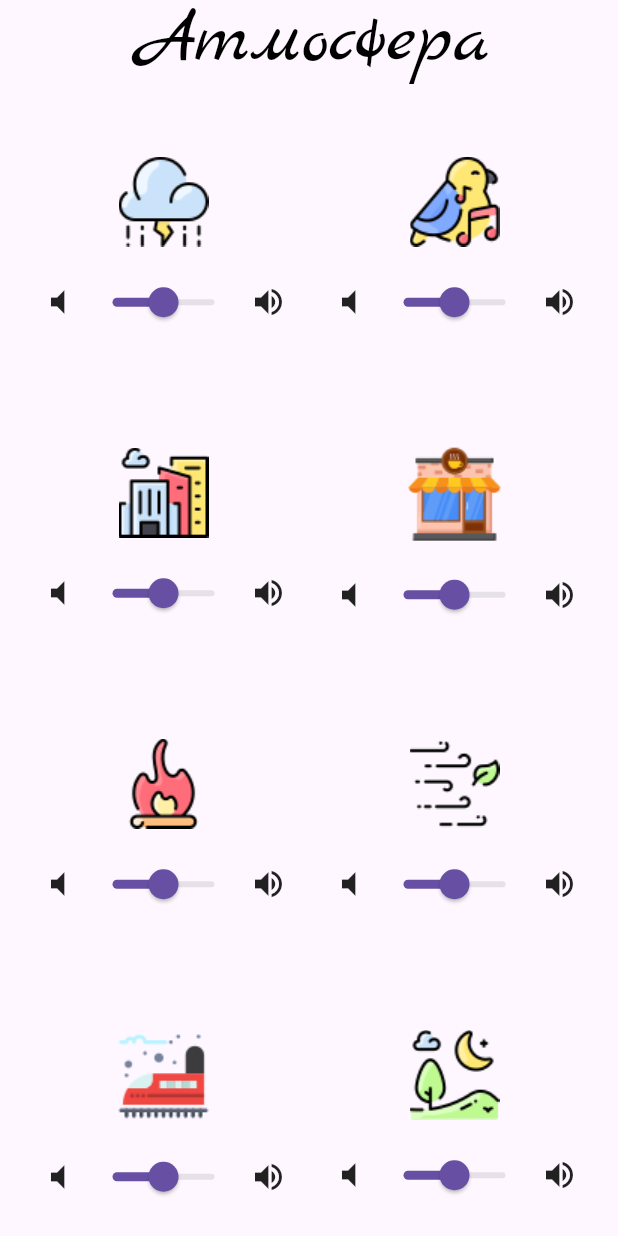
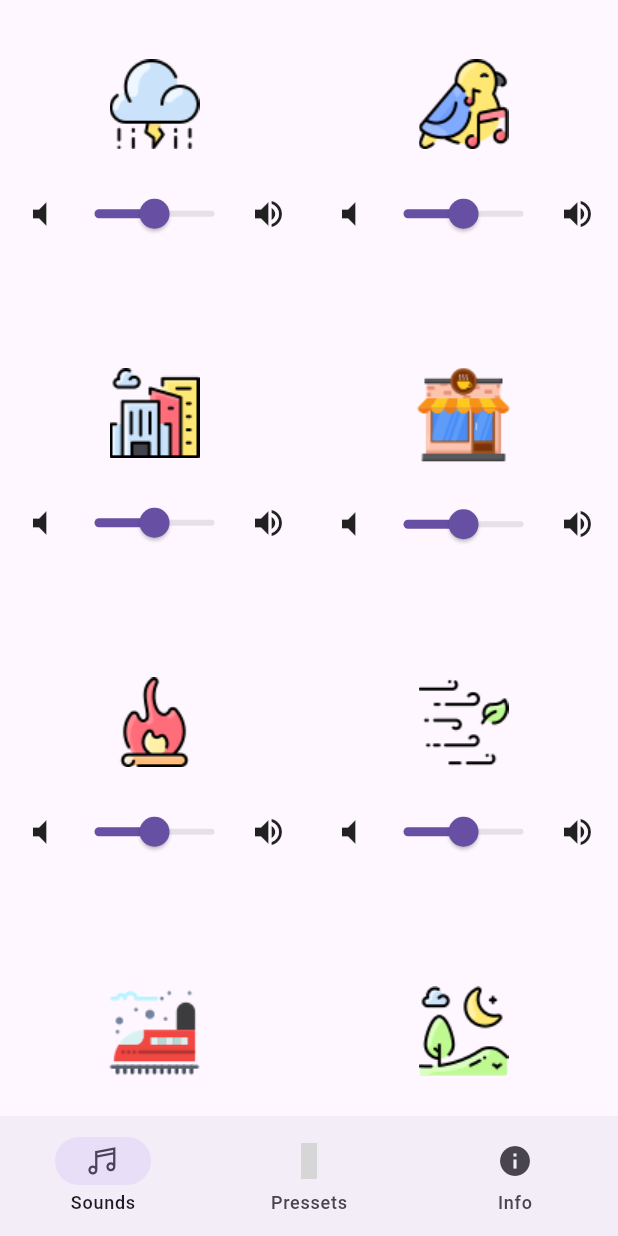
Before and after one commit to leksidev/atmosphere_app, a Flutter app: the screen it shows after launch, on a phone screen of 412 x 824 dp. Run offline on Flutter 3.47's test engine with Material 2 defaults, Android fonts, the phone set to English and light mode, and no system bars; our stand-ins replace audioplayers, go_router, line_icons, weather_icons; grey boxes are pictures that could not be loaded.

Commit message:
refactor: make first step to cleen arcitecture, add routing, add pressets screen

```diff
--- /dev/null
+++ b/assets/config/sound_list_data.json
@@ -0,0 +1,36 @@
+{
+    "Storm": [
+        {
+            "link": "audio/data_resources_sounds_storm.ogg"
+        },
+        {
+            "icon": "WeatherIcons.storm_showers"
+        },
+        {
+            "image": "assets/img/icons8-thunderstorm.png"
+        }
+    ],
+    "Birds": [
+        {
+            "link": "audio/data_resources_sounds_birds.ogg"
+        },
+        {
+            "icon": "Icons.music_note"
+        },
+        {
+            "image": "assets/img/icons8-birds.png"
+        }
+    ],
+    "City": [
+        {
+            "link": "audio/data_resources_sounds_city.ogg"
+        },
+        {
+            "icon": "Icons.location_city"
+        },
+        {
+            "image": "assets/img/icons8-city.png"
+        }
+    ]
+
+}
--- /dev/null
+++ b/lib/config/routes/routes.dart
@@ -0,0 +1,33 @@
+import 'package:atmosphere/features/sounds_screen/view/sounds_screen.dart';
+import 'package:atmosphere/features/pressets/view/pressets_screen.dart';
+
+import 'package:atmosphere/widgets/scaffold_with_navbar.dart';
+import 'package:flutter/material.dart';
+import 'package:go_router/go_router.dart';
+
+final GlobalKey<NavigatorState> _rootNavigatorKey =
+    GlobalKey<NavigatorState>(debugLabel: 'root');
+final GlobalKey<NavigatorState> _shellNavigatorKey =
+    GlobalKey<NavigatorState>(debugLabel: 'shell');
+// GoRouter configuration
+final router = GoRouter(
+  navigatorKey: _rootNavigatorKey,
+  initialLocation: '/',
+  routes: [
+    ShellRoute(
+        navigatorKey: _shellNavigatorKey,
+        builder: (BuildContext context, GoRouterState state, Widget child) {
+          return ScaffoldWithNavBar(child: child);
+        },
+        routes: [
+          GoRoute(
+            path: '/',
+            builder: (context, state) => SoundsScreen(),
+          ),
+          GoRoute(
+            path: '/pressets',
+            builder: (context, state) => const PressetsScreen(),
+          ),
+        ]),
+  ],
+);
--- /dev/null
+++ b/lib/features/pressets/view/pressets_screen.dart
@@ -0,0 +1,11 @@
+import 'package:atmosphere/widgets/scaffold_with_navbar.dart';
+import 'package:flutter/material.dart';
+
+class PressetsScreen extends StatelessWidget {
+  const PressetsScreen({super.key});
+
+  @override
+  Widget build(BuildContext context) {
+    return const Text('Pressets list');
+  }
+}
--- /dev/null
+++ b/lib/features/sounds_screen/view/sounds_screen.dart
@@ -0,0 +1,68 @@
+import 'package:atmosphere/models/sound_model.dart';
+import 'package:atmosphere/widgets/sound_widget.dart';
+import 'package:flutter/material.dart';
+import 'package:provider/provider.dart';
+
+class SoundsScreen extends StatelessWidget {
+  SoundsScreen({super.key});
+
+  final soundModel = SoundModel();
+
+  @override
+  Widget build(BuildContext context) {
+    return SafeArea(
+      child: SoundsList(soundModel: soundModel),
+    );
+  }
+}
+
+class SoundsList extends StatelessWidget {
+  const SoundsList({
+    super.key,
+    required this.soundModel,
+  });
+
+  final SoundModel soundModel;
+
+  @override
+  Widget build(BuildContext context) {
+    return GridView.count(
+      crossAxisCount: 2,
+      children: soundModel.soundsList.keys.map((soundName) {
+        return Consumer<SoundModel>(
+          builder: (context, soundModel, child) => SoundWidget(
+            onPress: () {
+              soundModel.togglePlaybackControl(soundName);
+            },
+            icon: Icon(
+              soundModel.soundsList[soundName]?.icon,
+              size: 60.0,
+              color: soundModel.isSoundPlayNow(soundName)
+                  ? Colors.blueAccent
+                  : Colors.grey,
+            ),
+            image: AnimatedCrossFade(
+              firstChild: Stack(
+                children: [
+                  soundModel.soundsList[soundName]!.image,
+                  Image.asset('assets/img/icons8-pause.png',
+                      color: const Color.fromRGBO(255, 255, 255, 0.5),
+                      colorBlendMode: BlendMode.modulate)
+                ],
+              ),
+              secondChild: soundModel.soundsList[soundName]!.image,
+              crossFadeState: soundModel.isSoundPlayNow(soundName)
+                  ? CrossFadeState.showFirst
+                  : CrossFadeState.showSecond,
+              duration: const Duration(microseconds: 2000),
+            ),
+            volumeValue: soundModel.currentSoundVolume(soundName),
+            volumeOnChanged: (double value) {
+              soundModel.setVolume(soundName, value);
+            },
+          ),
+        );
+      }).toList(),
+    );
+  }
+}
--- a/lib/main.dart
+++ b/lib/main.dart
@@ -1,7 +1,6 @@
+import 'package:atmosphere/config/routes/routes.dart';
 import 'package:flutter/material.dart';
-import 'package:atmosphere/screens/sounds_screen.dart';
 import 'package:provider/provider.dart';
-
 import 'models/sound_model.dart';
 
 void main() {
@@ -17,16 +16,12 @@ class AtmosphereApp extends StatelessWidget {
       providers: [
         ChangeNotifierProvider(create: (_) => SoundModel()),
       ],
-      child: MaterialApp(
+      child: MaterialApp.router(
         theme: ThemeData(
           visualDensity: VisualDensity.adaptivePlatformDensity,
           useMaterial3: true,
         ),
-        home: const SoundsScreen(),
-        initialRoute: SoundsScreen.id,
-        routes: {
-          SoundsScreen.id: (context) => const SoundsScreen(),
-        },
+        routerConfig: router,
       ),
     );
   }
--- a/lib/screens/sounds_screen.dart
+++ /dev/null
@@ -1,70 +0,0 @@
-import 'package:flutter/material.dart';
-import 'package:atmosphere/widgets/sound_widget.dart';
-import 'package:provider/provider.dart';
-import 'package:atmosphere/models/sound_model.dart';
-
-class SoundsScreen extends StatelessWidget {
-  static const String id = 'welcome_screen';
-
-  const SoundsScreen({super.key});
-
-  @override
-  Widget build(BuildContext context) {
-    final soundModel = SoundModel();
-
-    return ChangeNotifierProvider.value(
-      value: soundModel,
-      child: Scaffold(
-        extendBody: true,
-        appBar: AppBar(
-          // backgroundColor: Colors.blueGrey.shade400,
-          centerTitle: true,
-          title: const Text('Атмосфера'),
-          titleTextStyle: const TextStyle(
-              fontFamily: 'MarckScript', fontSize: 50.0, color: Colors.black),
-        ),
-        body: SafeArea(
-          minimum: const EdgeInsets.all(12.0),
-          child: GridView.count(
-            crossAxisCount: 2,
-            children: soundModel.soundsList.keys.map((soundName) {
-              return Consumer<SoundModel>(
-                builder: (context, soundModel, child) => SoundWidget(
-                  onPress: () {
-                    soundModel.togglePlaybackControl(soundName);
-                  },
-                  icon: Icon(
-                    soundModel.soundsList[soundName]?.icon,
-                    size: 60.0,
-                    color: soundModel.isSoundPlayNow(soundName)
-                        ? Colors.blueAccent
-                        : Colors.grey,
-                  ),
-                  image: AnimatedCrossFade(
-                    firstChild: Stack(
-                      children: [
-                        soundModel.soundsList[soundName]!.image,
-                        Image.asset('assets/img/icons8-pause.png',
-                            color: const Color.fromRGBO(255, 255, 255, 0.5),
-                            colorBlendMode: BlendMode.modulate)
-                      ],
-                    ),
-                    secondChild: soundModel.soundsList[soundName]!.image,
-                    crossFadeState: soundModel.isSoundPlayNow(soundName)
-                        ? CrossFadeState.showFirst
-                        : CrossFadeState.showSecond,
-                    duration: const Duration(microseconds: 2000),
-                  ),
-                  volumeValue: soundModel.currentSoundVolume(soundName),
-                  volumeOnChanged: (double value) {
-                    soundModel.setVolume(soundName, value);
-                  },
-                ),
-              );
-            }).toList(),
-          ),
-        ),
-      ),
-    );
-  }
-}
--- /dev/null
+++ b/lib/widgets/scaffold_with_navbar.dart
@@ -0,0 +1,48 @@
+import 'package:flutter/material.dart';
+import 'package:go_router/go_router.dart';
+import 'package:line_icons/line_icons.dart';
+
+class ScaffoldWithNavBar extends StatelessWidget {
+  final Widget child;
+
+  const ScaffoldWithNavBar({required this.child, super.key});
+
+  @override
+  Widget build(BuildContext context) {
+    return Scaffold(
+      body: child,
+      bottomNavigationBar: NavigationBar(
+        destinations: const [
+          NavigationDestination(icon: Icon(LineIcons.music), label: 'Sounds'),
+          NavigationDestination(
+              icon: Icon(LineIcons.audioFile), label: 'Pressets'),
+          NavigationDestination(icon: Icon(Icons.info), label: 'Info'),
+        ],
+        selectedIndex: _calculateSelectedIndex(context),
+        onDestinationSelected: (int idx) => _onItemTapped(idx, context),
+      ),
+    );
+  }
+
+  static int _calculateSelectedIndex(BuildContext context) {
+    final String location = GoRouterState.of(context).uri.toString();
+    // if (location.startsWith('/')) {
+    //   return 0;
+    // }
+    if (location.startsWith('/pressets')) {
+      return 1;
+    }
+    return 0;
+  }
+
+  void _onItemTapped(int index, BuildContext context) {
+    switch (index) {
+      case 0:
+        GoRouter.of(context).go('/');
+        break;
+      case 1:
+        GoRouter.of(context).go('/pressets');
+        break;
+    }
+  }
+}
--- a/pubspec.yaml
+++ b/pubspec.yaml
@@ -23,6 +23,8 @@ dependencies:
   weather_icons: ^3.0.0
   audioplayers: ^3.0.1
   provider: ^6.0.5
+  line_icons: ^2.0.2
+  go_router: ^10.0.0
 
 dev_dependencies:
   flutter_test:
```
Also changed, not shown: lib/models/player.dart (added, +30 -0 lines), lib/models/sound_item.dart (added, +7 -0 lines), lib/models/sound_model.dart (+33 -0 lines), pubspec.lock, 1 other file.
